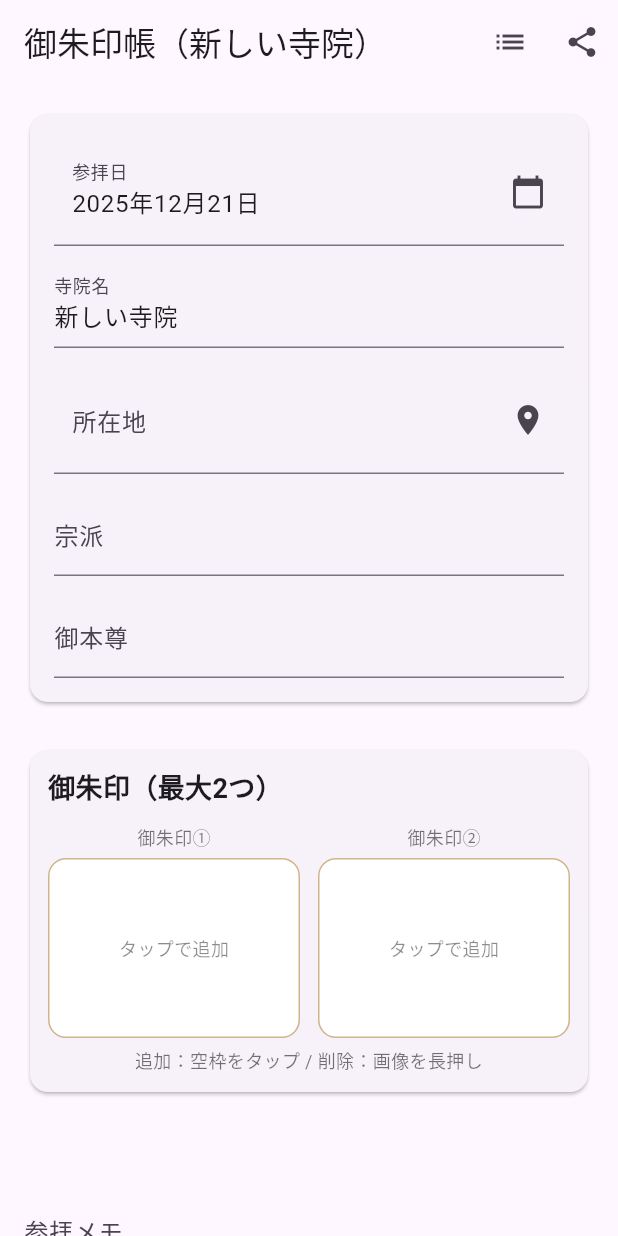
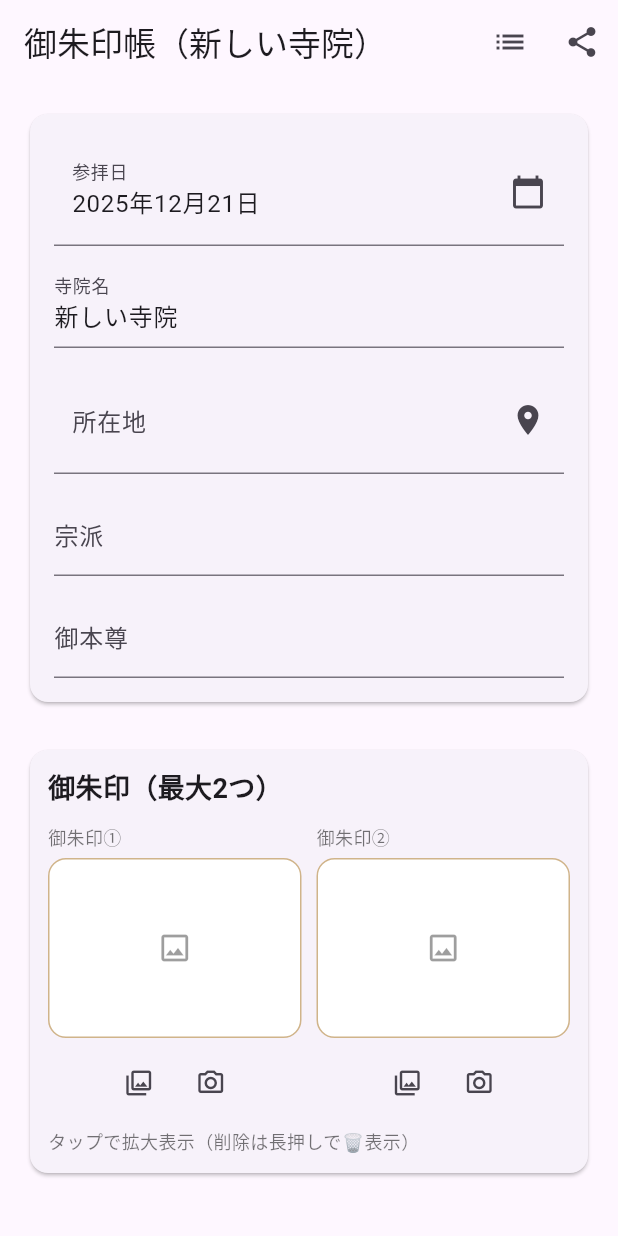
Before and after one commit to rikarika66/test, a Flutter app: the BookPage screen opened directly with empty values, on a phone screen of 412 x 824 dp. Run offline on Flutter 3.47's test engine with Material 3 defaults, Android fonts, the phone set to English and light mode, and no system bars; our stand-ins replace file_picker, image_picker, share_plus, shared_preferences; accounts and stored records are empty.

Commit message:
Daily update

```diff
--- a/lib/book.dart
+++ b/lib/book.dart
@@ -40,14 +40,12 @@ class _BookPageState extends State<BookPage> {
   bool _albumSelectionMode = false;
   final Set<int> _albumSelectedIndexes = <int>{};
 
-  // 御朱印（最大2枚）
+  // 御朱印（最大2枚運用）
   final List<Uint8List> _goshuinImages = [];
-
-  // 御朱印：削除選択（長押しでON）
-  bool _goshuinSelectionMode = false;
-  final Set<int> _goshuinSelectedSlots = <int>{};
+  int? _goshuinTrashSlot; // 長押ししたカードだけ🗑️を表示
 
   DateTime? _visitDate;
+
   final _picker = ImagePicker();
 
   @override
@@ -116,6 +114,7 @@ class _BookPageState extends State<BookPage> {
     await TempleStore.upsert(e);
   }
 
+  /// 保存→再読み込みで検証（誤SnackBar対策）
   Future<bool> _saveNowVerified({bool verifyGoshuin = true}) async {
     final e = _entry;
     if (e == null) return false;
@@ -153,7 +152,7 @@ class _BookPageState extends State<BookPage> {
   }
 
   // ---------- Kindle：前後ページ ----------
-  bool get _blockPaging => _albumSelectionMode || _goshuinSelectionMode;
+  bool get _blockPaging => _albumSelectionMode || _goshuinTrashSlot != null;
 
   bool get _canGoPrev =>
       !_blockPaging &&
@@ -270,14 +269,12 @@ class _BookPageState extends State<BookPage> {
     Share.share(text.toString());
   }
 
-  // ---------- 御朱印：スロット ----------
+  // ---------- 御朱印：スロット操作 ----------
   Uint8List _getSlot(int slot) {
     if (slot < 0) return Uint8List(0);
     if (slot >= _goshuinImages.length) return Uint8List(0);
     return _goshuinImages[slot];
   }
-
-  bool _hasSlot(int slot) => _getSlot(slot).isNotEmpty;
 
   void _setSlotBytes(int slot, Uint8List bytes) {
     while (_goshuinImages.length <= slot) {
@@ -288,55 +285,38 @@ class _BookPageState extends State<BookPage> {
     while (_goshuinImages.isNotEmpty && _goshuinImages.last.isEmpty) {
       _goshuinImages.removeLast();
     }
+
     if (_goshuinImages.length > 2) {
       _goshuinImages.removeRange(2, _goshuinImages.length);
     }
   }
 
-  Future<void> _chooseGoshuinSourceForSlot(int slot) async {
-    final result = await showModalBottomSheet<_PickChoice>(
-      context: context,
-      builder: (_) => SafeArea(
-        child: Column(
-          mainAxisSize: MainAxisSize.min,
-          children: [
-            const SizedBox(height: 8),
-            ListTile(
-              leading: const Icon(Icons.photo_library_outlined),
-              title: Text('アルバムから選ぶ（御朱印${slot == 0 ? "①" : "②"}へ）'),
-              onTap: () => Navigator.pop(context, _PickChoice.gallery),
-            ),
-            ListTile(
-              leading: const Icon(Icons.photo_camera_outlined),
-              title: Text('カメラで撮る（御朱印${slot == 0 ? "①" : "②"}へ）'),
-              onTap: () => Navigator.pop(context, _PickChoice.camera),
-            ),
-            const SizedBox(height: 8),
-          ],
-        ),
-      ),
-    );
-
-    if (result == null) return;
-
-    final source = result == _PickChoice.gallery
-        ? ImageSource.gallery
-        : ImageSource.camera;
-    await _setGoshuin(source: source, slot: slot);
-  }
-
-  Future<void> _setGoshuin({
-    required ImageSource source,
-    required int slot,
-  }) async {
+  Future<void> _setGoshuinFromGallery(int slot) async {
     try {
-      final x = await _picker.pickImage(source: source);
+      final x = await _picker.pickImage(source: ImageSource.gallery);
       if (x == null) return;
 
       final bytes = await x.readAsBytes();
       setState(() => _setSlotBytes(slot, bytes));
     } catch (e) {
-      debugPrint('御朱印 読み込みエラー: $e');
+      debugPrint('御朱印（ギャラリー）読み込みエラー: $e');
+      _snack('画像の読み込みに失敗しました');
+      return;
+    }
+
+    final ok = await _saveNowVerified(verifyGoshuin: true);
+    if (!ok) _snack('画像は表示できましたが、保存確認に失敗しました');
+  }
+
+  Future<void> _setGoshuinFromCamera(int slot) async {
+    try {
+      final x = await _picker.pickImage(source: ImageSource.camera);
+      if (x == null) return;
+
+      final bytes = await x.readAsBytes();
+      setState(() => _setSlotBytes(slot, bytes));
+    } catch (e) {
+      debugPrint('御朱印（カメラ）読み込みエラー: $e');
       _snack('画像の読み込みに失敗しました');
       return;
     }
@@ -357,46 +337,27 @@ class _BookPageState extends State<BookPage> {
     );
   }
 
-  // ---------- 御朱印：長押し削除（現状のまま） ----------
-  void _enterGoshuinSelectionMode(int slot) {
-    if (!_hasSlot(slot)) return;
-    setState(() {
-      _goshuinSelectionMode = true;
-      _goshuinSelectedSlots
-        ..clear()
-        ..add(slot);
-    });
+  // ---------- 御朱印：長押しで🗑️表示（カード内右上） ----------
+  void _showGoshuinTrash(int slot) {
+    final has = _getSlot(slot).isNotEmpty;
+    if (!has) return;
+    setState(() => _goshuinTrashSlot = slot);
   }
 
-  void _toggleGoshuinSelect(int slot) {
-    if (!_hasSlot(slot)) return;
-    setState(() {
-      if (_goshuinSelectedSlots.contains(slot)) {
-        _goshuinSelectedSlots.remove(slot);
-      } else {
-        _goshuinSelectedSlots.add(slot);
-      }
-      if (_goshuinSelectedSlots.isEmpty) {
-        _goshuinSelectionMode = false;
-      }
-    });
+  void _hideGoshuinTrash() {
+    if (_goshuinTrashSlot == null) return;
+    setState(() => _goshuinTrashSlot = null);
   }
 
-  void _exitGoshuinSelectionMode() {
-    setState(() {
-      _goshuinSelectionMode = false;
-      _goshuinSelectedSlots.clear();
-    });
-  }
-
-  Future<void> _deleteSelectedGoshuin() async {
-    if (_goshuinSelectedSlots.isEmpty) return;
+  Future<void> _deleteGoshuinSlot(int slot) async {
+    final has = _getSlot(slot).isNotEmpty;
+    if (!has) return;
 
     final okDialog = await showDialog<bool>(
       context: context,
       builder: (_) => AlertDialog(
         title: const Text('削除しますか？'),
-        content: Text('${_goshuinSelectedSlots.length}枚の御朱印を削除します。'),
+        content: const Text('この御朱印を削除します。'),
         actions: [
           TextButton(
             onPressed: () => Navigator.pop(context, false),
@@ -412,49 +373,44 @@ class _BookPageState extends State<BookPage> {
     if (okDialog != true) return;
 
     setState(() {
-      for (final slot in _goshuinSelectedSlots) {
       if (slot >= 0 && slot < _goshuinImages.length) {
         _goshuinImages[slot] = Uint8List(0);
-        }
       }
       while (_goshuinImages.isNotEmpty && _goshuinImages.last.isEmpty) {
         _goshuinImages.removeLast();
       }
-      _goshuinSelectedSlots.clear();
-      _goshuinSelectionMode = false;
+      _goshuinTrashSlot = null;
     });
 
     final ok = await _saveNowVerified(verifyGoshuin: true);
     if (!ok) _snack('削除は反映されましたが、保存確認に失敗しました');
   }
 
-  // ★御朱印サムネ：タップで追加（空の場合）／長押しで削除モード
-  Widget _goshuinThumb(int slot) {
+  Widget _goshuinSlot({required int slot, required String label}) {
     final bytes = _getSlot(slot);
     final has = bytes.isNotEmpty;
-    final selected = _goshuinSelectedSlots.contains(slot);
+    final showTrash = _goshuinTrashSlot == slot;
 
-    return GestureDetector(
-      onLongPress: has ? () => _enterGoshuinSelectionMode(slot) : null,
-      onTap: () async {
-        if (_goshuinSelectionMode) {
-          _toggleGoshuinSelect(slot);
+    return Column(
+      crossAxisAlignment: CrossAxisAlignment.start,
+      children: [
+        Text(label,
+            style: const TextStyle(color: Colors.black54, fontSize: 12)),
+        const SizedBox(height: 6),
+        GestureDetector(
+          onLongPress: has ? () => _showGoshuinTrash(slot) : null,
+          onTap: () {
+            // 🗑️表示中は、まず閉じる（誤タップで拡大しない）
+            if (_goshuinTrashSlot != null) {
+              _hideGoshuinTrash();
               return;
             }
-        // ★空なら追加（ここが今回の変更点）
-        if (!has) {
-          await _chooseGoshuinSourceForSlot(slot);
-          return;
-        }
-        // ★埋まっていれば拡大
             _openGoshuinViewer(slot);
           },
           child: Stack(
             children: [
               Container(
                 height: 120,
-            width: double.infinity,
-            padding: const EdgeInsets.all(6),
                 decoration: BoxDecoration(
                   borderRadius: BorderRadius.circular(12),
                   border: Border.all(color: const Color(0xFFD0B48A)),
@@ -462,46 +418,71 @@ class _BookPageState extends State<BookPage> {
                 ),
                 child: has
                     ? ClipRRect(
-                    borderRadius: BorderRadius.circular(10),
-                    child: Image.memory(
-                      bytes,
-                      fit: BoxFit.contain,
-                      alignment: Alignment.center,
-                    ),
+                        borderRadius: BorderRadius.circular(11),
+                        child: Image.memory(bytes, fit: BoxFit.cover),
                       )
                     : const Center(
-                    child: Text(
-                      'タップで追加',
-                      style: TextStyle(color: Colors.black45, fontSize: 12),
+                        child:
+                            Icon(Icons.image_outlined, color: Colors.black38),
                       ),
               ),
-          ),
-          if (_goshuinSelectionMode)
+
+              // 🗑️が出ているときだけ、うっすら暗くする
+              if (showTrash)
                 Positioned.fill(
                   child: Container(
                     decoration: BoxDecoration(
-                  color: selected
-                      ? Colors.blue.withOpacity(0.35)
-                      : Colors.blue.withOpacity(0.10),
+                      color: Colors.black.withOpacity(0.08),
                       borderRadius: BorderRadius.circular(12),
                     ),
                   ),
                 ),
-          if (selected)
+
+              // 🗑️（カード内右上）
+              if (showTrash)
                 Positioned(
                   right: 6,
                   top: 6,
-              child: Container(
-                padding: const EdgeInsets.all(4),
-                decoration: BoxDecoration(
-                  color: Colors.blue.withOpacity(0.9),
-                  shape: BoxShape.circle,
+                  child: Material(
+                    color: Colors.red.withOpacity(0.95),
+                    shape: const CircleBorder(),
+                    child: InkWell(
+                      customBorder: const CircleBorder(),
+                      onTap: () => _deleteGoshuinSlot(slot),
+                      child: const Padding(
+                        padding: EdgeInsets.all(6),
+                        child:
+                            Icon(Icons.delete, size: 16, color: Colors.white),
                       ),
-                child: const Icon(Icons.check, size: 16, color: Colors.white),
+                    ),
                   ),
                 ),
             ],
           ),
+        ),
+        const SizedBox(height: 6),
+
+        // ★アイコン多すぎ問題対策：削除アイコンは出さない（長押し削除に統一）
+        Row(
+          mainAxisAlignment: MainAxisAlignment.center,
+          children: [
+            IconButton(
+              tooltip: '選ぶ',
+              icon: const Icon(Icons.photo_library_outlined, size: 20),
+              onPressed: _goshuinTrashSlot != null
+                  ? null
+                  : () => _setGoshuinFromGallery(slot),
+            ),
+            IconButton(
+              tooltip: '撮る',
+              icon: const Icon(Icons.photo_camera_outlined, size: 20),
+              onPressed: _goshuinTrashSlot != null
+                  ? null
+                  : () => _setGoshuinFromCamera(slot),
+            ),
+          ],
+        ),
+      ],
     );
   }
 
@@ -519,7 +500,9 @@ class _BookPageState extends State<BookPage> {
           result.files.map((f) => f.bytes).whereType<Uint8List>().toList();
       if (picked.isEmpty) return;
 
-      setState(() => _albumImages.addAll(picked));
+      setState(() {
+        _albumImages.addAll(picked);
+      });
 
       final ok = await _saveNowVerified(verifyGoshuin: false);
       if (!ok) _snack('画像は表示できましたが、保存確認に失敗しました');
@@ -529,6 +512,7 @@ class _BookPageState extends State<BookPage> {
     }
   }
 
+  // ---------- アルバム：選択モード ----------
   void _enterAlbumSelectionMode(int index) {
     setState(() {
       _albumSelectionMode = true;
@@ -611,30 +595,11 @@ class _BookPageState extends State<BookPage> {
         ? '御朱印帳'
         : '御朱印帳（${_templeNameController.text}）';
 
-    final title = _goshuinSelectionMode
-        ? '御朱印 ${_goshuinSelectedSlots.length}枚選択'
-        : baseTitle;
-
     return Scaffold(
       appBar: AppBar(
-        title: Text(title),
+        title: Text(baseTitle),
         automaticallyImplyLeading: false,
-        actions: _goshuinSelectionMode
-            ? [
-                IconButton(
-                  tooltip: '選択解除',
-                  icon: const Icon(Icons.close),
-                  onPressed: _exitGoshuinSelectionMode,
-                ),
-                IconButton(
-                  tooltip: '削除',
-                  icon: const Icon(Icons.delete),
-                  onPressed: _goshuinSelectedSlots.isEmpty
-                      ? null
-                      : _deleteSelectedGoshuin,
-                ),
-              ]
-            : [
+        actions: [
           IconButton(
             tooltip: '一覧',
             icon: const Icon(Icons.list),
@@ -654,6 +619,7 @@ class _BookPageState extends State<BookPage> {
             child: Column(
               crossAxisAlignment: CrossAxisAlignment.start,
               children: [
+                // 寺院プロフィール
                 Card(
                   child: Padding(
                     padding: const EdgeInsets.all(16),
@@ -708,53 +674,40 @@ class _BookPageState extends State<BookPage> {
 
                 const SizedBox(height: 24),
 
-                // 御朱印（タップで追加／長押しで削除）
+                // 御朱印（2枠：常に表示＆センターバランス）
                 Card(
                   child: Padding(
                     padding: const EdgeInsets.all(12),
                     child: Column(
-                      crossAxisAlignment: CrossAxisAlignment.stretch,
+                      crossAxisAlignment: CrossAxisAlignment.start,
                       children: [
-                        const Text(
+                        Row(
+                          children: [
+                            const Expanded(
+                              child: Text(
                                 '御朱印（最大2つ）',
                                 style: TextStyle(
-                              fontSize: 18, fontWeight: FontWeight.bold),
+                                  fontSize: 18,
+                                  fontWeight: FontWeight.bold,
+                                ),
+                              ),
+                            ),
+                          ],
                         ),
                         const SizedBox(height: 10),
                         Row(
                           children: [
                             Expanded(
-                              child: Column(
-                                crossAxisAlignment: CrossAxisAlignment.center,
-                                children: [
-                                  const Text('御朱印①',
-                                      style: TextStyle(
-                                          color: Colors.black54, fontSize: 12)),
-                                  const SizedBox(height: 6),
-                                  _goshuinThumb(0),
-                                ],
-                              ),
-                            ),
-                            const SizedBox(width: 12),
+                                child: _goshuinSlot(slot: 0, label: '御朱印①')),
+                            const SizedBox(width: 10),
                             Expanded(
-                              child: Column(
-                                crossAxisAlignment: CrossAxisAlignment.center,
-                                children: [
-                                  const Text('御朱印②',
-                                      style: TextStyle(
-                                          color: Colors.black54, fontSize: 12)),
-                                  const SizedBox(height: 6),
-                                  _goshuinThumb(1),
-                                ],
-                              ),
-                            ),
+                                child: _goshuinSlot(slot: 1, label: '御朱印②')),
                           ],
                         ),
                         const SizedBox(height: 6),
                         const Text(
-                          '追加：空枠をタップ / 削除：画像を長押し',
+                          'タップで拡大表示（削除は長押しで🗑️表示）',
                           style: TextStyle(color: Colors.black54, fontSize: 12),
-                          textAlign: TextAlign.center,
                         ),
                       ],
                     ),
@@ -763,6 +716,7 @@ class _BookPageState extends State<BookPage> {
 
                 const SizedBox(height: 24),
 
+                // メモ
                 TextField(
                   controller: _memoController,
                   maxLines: 4,
@@ -772,6 +726,7 @@ class _BookPageState extends State<BookPage> {
 
                 const SizedBox(height: 24),
 
+                // アルバム（削除は追加の隣）
                 Row(
                   mainAxisAlignment: MainAxisAlignment.spaceBetween,
                   children: [
@@ -780,7 +735,9 @@ class _BookPageState extends State<BookPage> {
                         const Text(
                           'アルバム',
                           style: TextStyle(
-                              fontSize: 18, fontWeight: FontWeight.bold),
+                            fontSize: 18,
+                            fontWeight: FontWeight.bold,
+                          ),
                         ),
                         if (_albumSelectionMode) ...[
                           const SizedBox(width: 10),
@@ -883,8 +840,11 @@ class _BookPageState extends State<BookPage> {
                                     color: Colors.blue.withOpacity(0.9),
                                     shape: BoxShape.circle,
                                   ),
-                                  child: const Icon(Icons.check,
-                                      size: 16, color: Colors.white),
+                                  child: const Icon(
+                                    Icons.check,
+                                    size: 16,
+                                    color: Colors.white,
+                                  ),
                                 ),
                               ),
                           ],
@@ -897,6 +857,8 @@ class _BookPageState extends State<BookPage> {
               ],
             ),
           ),
+
+          // 左端：前の寺院
           Positioned(
             left: 0,
             top: 0,
@@ -907,6 +869,8 @@ class _BookPageState extends State<BookPage> {
               onTap: _canGoPrev ? _goPrev : null,
             ),
           ),
+
+          // 右端：次の寺院
           Positioned(
             right: 0,
             top: 0,
@@ -917,13 +881,20 @@ class _BookPageState extends State<BookPage> {
               onTap: _canGoNext ? _goNext : null,
             ),
           ),
+
+          // 🗑️表示中：どこかをタップしたら閉じる（エッジ操作も無効化）
+          if (_goshuinTrashSlot != null)
+            Positioned.fill(
+              child: GestureDetector(
+                behavior: HitTestBehavior.translucent,
+                onTap: _hideGoshuinTrash,
+              ),
+            ),
         ],
       ),
     );
   }
 }
-
-enum _PickChoice { gallery, camera }
 
 class _ImageViewer extends StatelessWidget {
   const _ImageViewer({required this.images, required this.index});
```
Also changed, not shown: 3 other files. Lines whose indentation alone changed are shown as unchanged.
